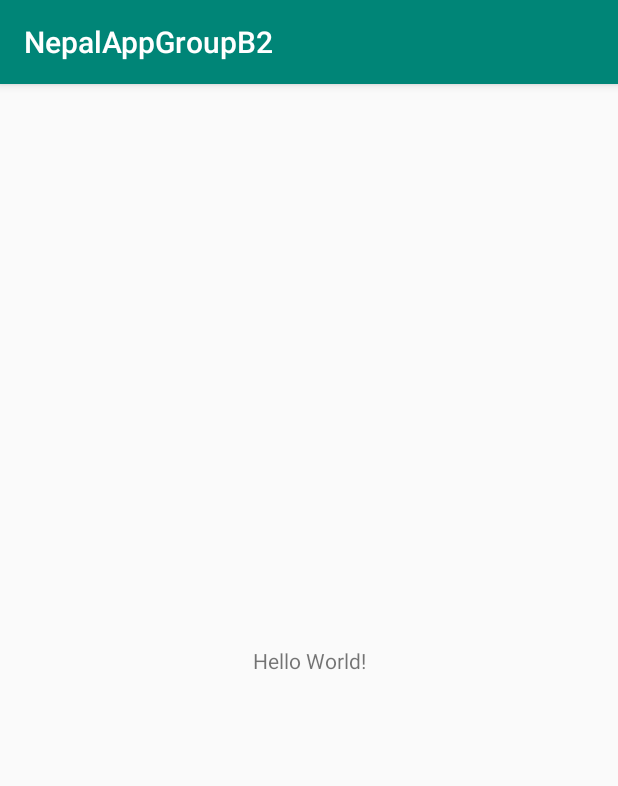
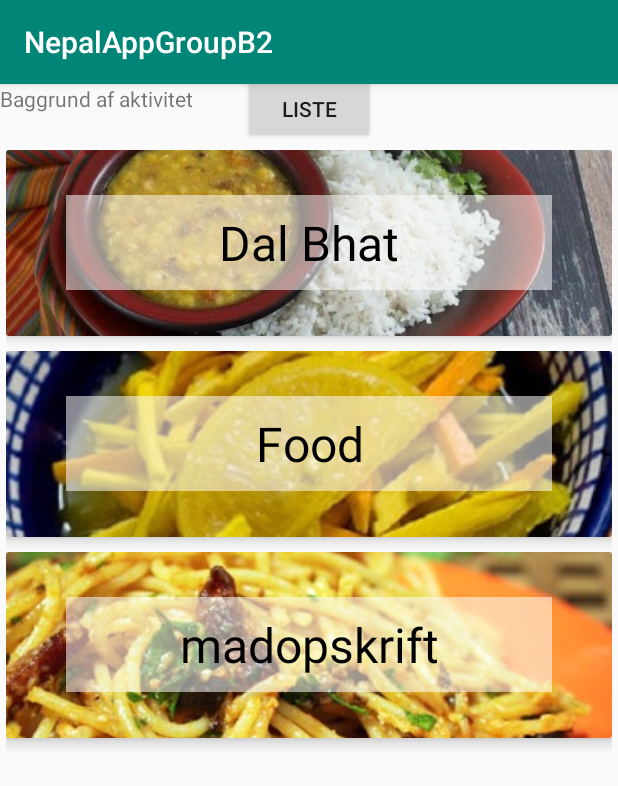
Before and after one commit to SorenKlose/NepalAppGroupB2, an Android app: the screen it shows after launch (MainActivity), on a phone screen of 412 x 824 dp. Shown: the top 786 px of the screen. Run offline under Robolectric (Android 15) with nearby library versions, the phone set to English and light mode, and no system bars.

Commit message:
lavet noget af opskrift listen. Det er et cardView i et recyclerView. CardElement har sin egen klasse og kan finde sit billede i drawable ud fra sit navn (billede navn skal være title-navn hvor "mellemrum" er skiftet ud med "underscore".

```diff
--- a/app/build.gradle
+++ b/app/build.gradle
@@ -26,4 +26,6 @@ dependencies {
     testImplementation 'junit:junit:4.12'
     androidTestImplementation 'androidx.test:runner:1.1.1'
     androidTestImplementation 'androidx.test.espresso:espresso-core:3.1.1'
+    implementation 'androidx.recyclerview:recyclerview:1.0.0'
+    implementation 'androidx.cardview:cardview:1.0.0'
 }
--- /dev/null
+++ b/app/src/main/java/com/example/nepalappgroupb2/Calender.java
@@ -0,0 +1,73 @@
+package com.example.nepalappgroupb2;
+
+import android.os.Bundle;
+import android.view.LayoutInflater;
+import android.view.View;
+import android.view.ViewGroup;
+import android.widget.ImageView;
+import android.widget.TextView;
+
+import androidx.annotation.NonNull;
+import androidx.fragment.app.Fragment;
+import androidx.recyclerview.widget.LinearLayoutManager;
+import androidx.recyclerview.widget.RecyclerView;
+
+import java.util.ArrayList;
+import java.util.List;
+
+public class Calender extends Fragment {
+    CardElement cardElement = new CardElement();
+
+    private RecyclerView recyclerView;
+
+    //test arrays for cardElements and their title
+    List<CardElement> cardArray = new ArrayList<>();
+    String[] test = {"Dal Bhat", "Food", "madopskrift"};
+
+    @Override
+    public View onCreateView(LayoutInflater inflater, ViewGroup container, Bundle savedInstaceState) {
+        View layout = inflater.inflate(R.layout.card_layout, container, false);
+
+        //creating cardElements for the array
+        for(int i = 0; i < test.length; i++) {
+            cardArray.add(new CardElement(test[i]));
+        }
+
+        recyclerView = layout.findViewById(R.id.recyclerView);
+        recyclerView.setLayoutManager(new LinearLayoutManager(getActivity()));
+        recyclerView.setAdapter(adapter);
+        return layout;
+    }
+
+    RecyclerView.Adapter adapter = new RecyclerView.Adapter() {
+        @NonNull
+        @Override
+        public RecyclerView.ViewHolder onCreateViewHolder(@NonNull ViewGroup parent, int viewType) {
+            View itemView = getLayoutInflater().inflate(R.layout.card_element, parent, false);
+            return new RecyclerView.ViewHolder(itemView) {};
+        }
+
+        @Override
+        public void onBindViewHolder(@NonNull RecyclerView.ViewHolder holder, int position) {
+            //finding the views
+            TextView title = holder.itemView.findViewById(R.id.card_title);
+            ImageView bgImage = holder.itemView.findViewById(R.id.image_recipe);
+
+            //setting title and background image for each of the cards
+            title.setText(cardArray.get(position).getCardTitle());
+
+            int resID = cardElement.getBgImgIDFromTitle(cardArray.get(position).getCardTitle(), getContext());
+            if(resID != 0) {
+                bgImage.setImageResource(resID);
+            } else {
+                //if the image does not exist in "drawable" we assign a default image
+                bgImage.setImageResource(cardElement.getBgImgIDFromTitle(cardElement.getDefaultImg(), getContext()));
+            }
+        }
+
+        @Override
+        public int getItemCount() {
+            return test.length;
+        }
+    };
+}
--- /dev/null
+++ b/app/src/main/java/com/example/nepalappgroupb2/CardElement.java
@@ -0,0 +1,46 @@
+package com.example.nepalappgroupb2;
+
+import android.content.Context;
+import android.view.View;
+import android.widget.ImageView;
+
+public class CardElement {
+    private String defaultImg = "madret";
+    private String cardTitle;
+    //private ImageView backgroundImage;
+
+    public CardElement(String cardTitle) {
+        this.cardTitle = cardTitle;
+        //this.backgroundImage = findImage(view, cardTitle);
+    }
+    public CardElement() {}
+
+    public int getBgImgIDFromTitle(String cardTitle, Context context) {
+        String imgToFind = cardTitle.replaceAll(" ", "_").toLowerCase();
+        return context.getResources().getIdentifier(imgToFind, "drawable", context.getPackageName());
+    }
+
+    public ImageView findImage(View view, String cardTitle) {
+        ImageView imgToReturn;
+        try {
+            imgToReturn  = view.findViewById(getBgImgIDFromTitle(cardTitle, view.getContext()));
+        } catch (NullPointerException e) {
+            imgToReturn = view.findViewById(getBgImgIDFromTitle("madret", view.getContext()));
+        }
+        return imgToReturn;
+    }
+
+    // TODO: 24-10-2019 vi kan også slå de to metoder sammen. Ved ikke som vi kommer til at bruge dem hver især
+
+
+//    public ImageView getBackgroundImage() {
+//        return backgroundImage;
+//    }
+    public String getCardTitle() {
+        return cardTitle;
+    }
+
+    public String getDefaultImg() {
+        return defaultImg;
+    }
+}
--- a/app/src/main/java/com/example/nepalappgroupb2/MainActivity.java
+++ b/app/src/main/java/com/example/nepalappgroupb2/MainActivity.java
@@ -3,13 +3,35 @@ package com.example.nepalappgroupb2;
 import androidx.appcompat.app.AppCompatActivity;
 
 import android.os.Bundle;
+import android.view.View;
+import android.widget.Button;
 
-public class MainActivity extends AppCompatActivity {
+public class MainActivity extends AppCompatActivity implements View.OnClickListener {
 
+
+    Button btn;
 
     @Override
     protected void onCreate(Bundle savedInstanceState) {
         super.onCreate(savedInstanceState);
         setContentView(R.layout.activity_main);
+
+        btn = findViewById(R.id.button);
+        btn.setOnClickListener(this);
+
+        getSupportFragmentManager().beginTransaction()
+                .replace(R.id.frameLayout, new Calender())
+                .addToBackStack(null)
+                .commit();
+    }
+
+    @Override
+    public void onClick(View view) {
+        if(view == btn) {
+            getSupportFragmentManager().beginTransaction()
+                    .replace(R.id.frameLayout, new Calender())
+                    .addToBackStack(null)
+                    .commit();
+        }
     }
 }
--- a/app/src/main/res/layout/activity_main.xml
+++ b/app/src/main/res/layout/activity_main.xml
@@ -6,13 +6,36 @@
     android:layout_height="match_parent"
     tools:context=".MainActivity">
 
+
+    <FrameLayout
+        android:id="@+id/frameLayout"
+        android:layout_width="match_parent"
+        android:layout_height="match_parent"
+        android:layout_marginTop="40dp"
+        app:layout_constraintBottom_toBottomOf="parent"
+        app:layout_constraintEnd_toEndOf="parent"
+        app:layout_constraintHorizontal_bias="0.0"
+        app:layout_constraintStart_toStartOf="parent"
+        app:layout_constraintTop_toTopOf="parent"
+        app:layout_constraintVertical_bias="1.0" />
+
     <TextView
+        android:id="@+id/card_title"
+        android:layout_width="413dp"
+        android:layout_height="42dp"
+        android:text="Baggrund af aktivitet"
+        app:layout_constraintBottom_toTopOf="@+id/frameLayout"
+        app:layout_constraintEnd_toEndOf="parent"
+        app:layout_constraintStart_toStartOf="parent"
+        app:layout_constraintTop_toTopOf="parent" />
+
+    <Button
+        android:id="@+id/button"
         android:layout_width="wrap_content"
         android:layout_height="wrap_content"
-        android:text="Hello World!"
-        app:layout_constraintBottom_toBottomOf="parent"
-        app:layout_constraintLeft_toLeftOf="parent"
-        app:layout_constraintRight_toRightOf="parent"
-        app:layout_constraintTop_toTopOf="parent" />
+        android:text="Liste"
+        app:layout_constraintBottom_toTopOf="@+id/frameLayout"
+        app:layout_constraintEnd_toEndOf="parent"
+        app:layout_constraintStart_toStartOf="@+id/card_title" />
 
 </androidx.constraintlayout.widget.ConstraintLayout>
--- /dev/null
+++ b/app/src/main/res/layout/card_element.xml
@@ -0,0 +1,41 @@
+<?xml version="1.0" encoding="utf-8"?>
+<LinearLayout xmlns:android="http://schemas.android.com/apk/res/android"
+    xmlns:tools="http://schemas.android.com/tools"
+    android:layout_width="match_parent"
+    android:layout_height="wrap_content"
+    xmlns:card_view="http://schemas.android.com/apk/res-auto">
+
+    <androidx.cardview.widget.CardView
+        android:layout_width="match_parent"
+        android:layout_height="124dp"
+        android:layout_marginBottom="10dp"
+        card_view:cardBackgroundColor="#fff"
+        card_view:cardElevation="5dp">
+
+        <ImageView
+            android:id="@+id/image_recipe"
+            android:layout_width="match_parent"
+            android:scaleType="centerCrop"
+            android:layout_height="wrap_content"
+            android:layout_gravity="center"
+            card_view:srcCompat="@drawable/dal_bhat"
+            tools:srcCompat="@drawable/dal_bhat" />
+
+        <TextView
+            android:id="@+id/card_title"
+            android:background="#88ffffff"
+            android:textSize="32sp"
+            android:textColor="#000"
+            android:gravity="center"
+            android:layout_height="wrap_content"
+            android:layout_width="match_parent"
+            android:layout_marginHorizontal="40dp"
+            android:paddingVertical="10dp"
+            android:layout_gravity="center"
+            android:text="Dal Bhat" />
+
+    </androidx.cardview.widget.CardView>
+
+
+
+</LinearLayout>
--- /dev/null
+++ b/app/src/main/res/layout/card_layout.xml
@@ -0,0 +1,16 @@
+<?xml version="1.0" encoding="utf-8"?>
+<androidx.constraintlayout.widget.ConstraintLayout xmlns:android="http://schemas.android.com/apk/res/android"
+    xmlns:tools="http://schemas.android.com/tools"
+    android:layout_width="match_parent"
+    android:layout_height="match_parent"
+    >
+
+    <androidx.recyclerview.widget.RecyclerView
+        android:id="@+id/recyclerView"
+        android:layout_width="match_parent"
+        android:layout_height="match_parent"
+        android:padding="4dp"
+        android:scrollbars="vertical"
+        tools:layout_editor_absoluteX="182dp"
+        tools:layout_editor_absoluteY="126dp" />
+</androidx.constraintlayout.widget.ConstraintLayout>
--- /dev/null
+++ b/app/src/main/res/layout/fragment_calender.xml
@@ -0,0 +1,14 @@
+<?xml version="1.0" encoding="utf-8"?>
+<FrameLayout xmlns:android="http://schemas.android.com/apk/res/android"
+    xmlns:tools="http://schemas.android.com/tools"
+    android:layout_width="match_parent"
+    android:layout_height="match_parent"
+    tools:context=".Calender">
+
+    <!-- TODO: Update blank fragment layout -->
+    <TextView
+        android:layout_width="match_parent"
+        android:layout_height="match_parent"
+        android:text="" />
+
+</FrameLayout>
```
Also changed, not shown: app/src/main/res/drawable/dal_bhat.jpg (added), app/src/main/res/drawable/food.jpg (added), app/src/main/res/drawable/madret.jpg (added).
